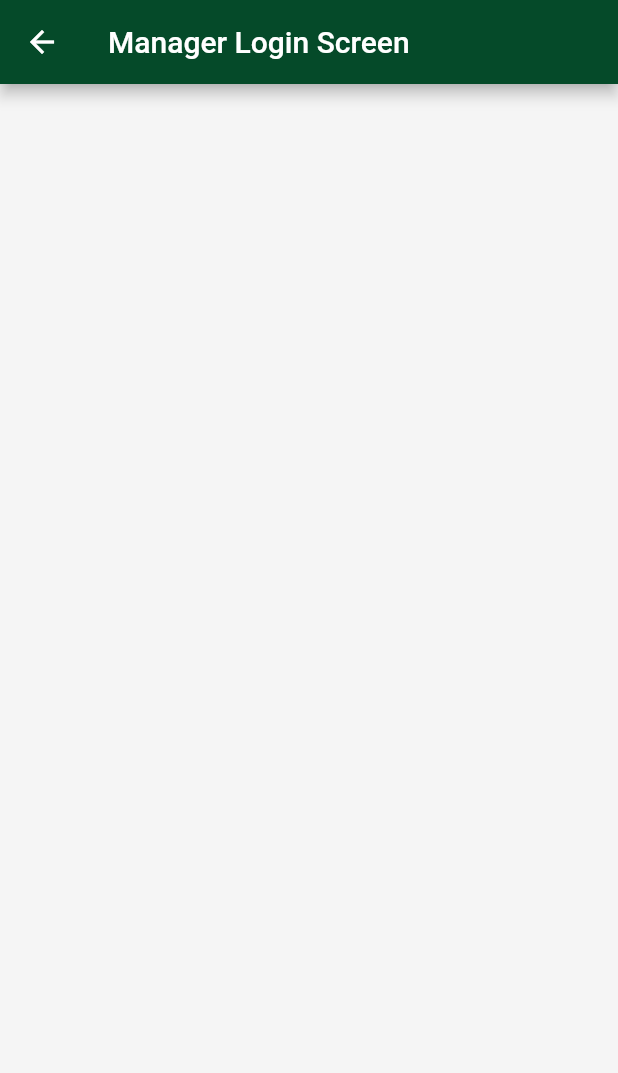
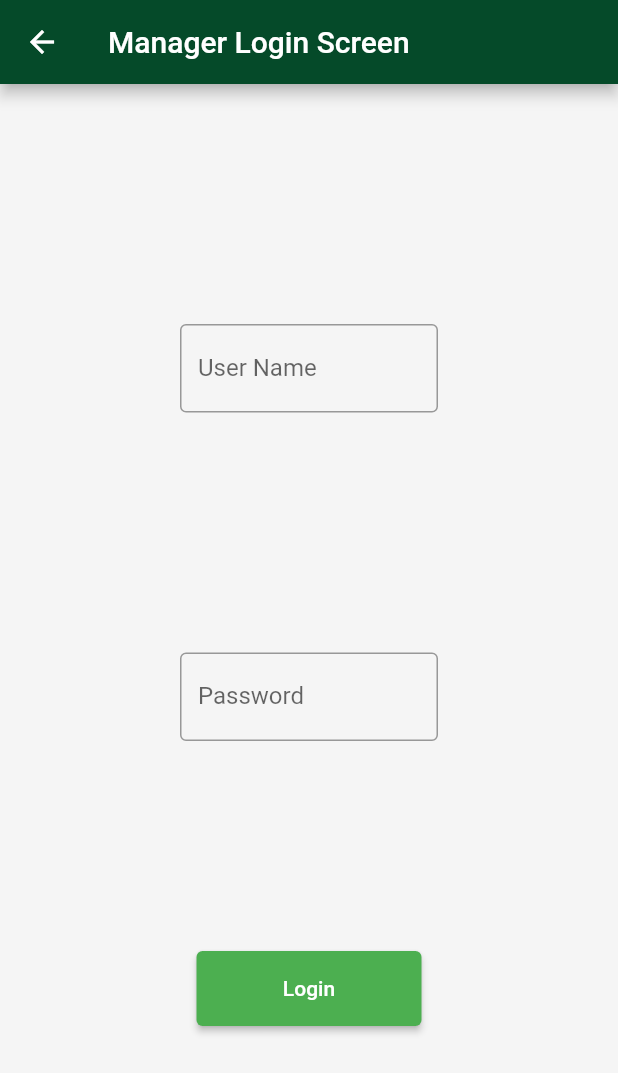
Before and after one commit to Peyton232/virtual_restaurant, a Flutter app: the screen it shows after launch, after a tap on "Manager Login", on a phone screen of 412 x 824 dp. Shown: the top 1073 px of the screen. Run offline on Flutter 3.47's test engine with Material 2 defaults, Android fonts, the phone set to English and light mode, and no system bars.

Commit message:
Added Waiter/Manager Login Screen

```diff
--- a/lib/Pages/ManagerVersion/ManagerLoginScreen.dart
+++ b/lib/Pages/ManagerVersion/ManagerLoginScreen.dart
@@ -1,12 +1,68 @@
+import 'dart:ui';
+
 import 'package:flutter/material.dart';
 
 class ManagerLoginScreen extends StatelessWidget {
+  String password = "";
+  String username = "";
+
   @override
   Widget build(BuildContext context) {
     return Scaffold(
       appBar: AppBar(
         title: Text("Manager Login Screen"),
       ),
+      body: Padding(
+        padding: EdgeInsets.all(20),
+        child:  Column(
+          crossAxisAlignment: CrossAxisAlignment.center,
+          mainAxisAlignment: MainAxisAlignment.spaceEvenly,
+          children: <Widget>[
+            Container(
+              //color: Colors.teal,
+              padding: EdgeInsets.symmetric(vertical: 20, horizontal: 100),
+              child: Center(
+                child: TextField(
+                  decoration: InputDecoration(
+                    border: OutlineInputBorder(),
+                    labelText: 'User Name',
+                    hintText: 'Enter Your Name',
+                  ),
+                  onChanged: (text){
+                    username = text;
+                  },
+                ),
+              ),
+            ),
+            Container(
+              //color: Colors.teal,
+              padding: EdgeInsets.symmetric(vertical: 20, horizontal: 100),
+              child: Center(
+                child: TextField(
+                  obscureText: true,
+                  decoration: InputDecoration(
+                    border: OutlineInputBorder(),
+                    labelText: 'Password',
+                    hintText: 'Enter Password',
+                  ),
+                  onChanged: (text){
+                    password = text;
+                  },
+                ),
+              ),
+            ),
+            ElevatedButton(
+                style: ElevatedButton.styleFrom(
+                  primary: Colors.green,
+                  minimumSize: Size(150,50),
+                ),
+                onPressed: (){
+                  print(["username = ",username]);
+                  print(["password = ",password]);
+                }, child: Text("Login"))
+          ],
+        ),
+      ),
     );
   }
 }
```
Also changed, not shown: lib/Pages/WaiterVersion/WaiterLoginScreen.dart (+56 -0 lines).
